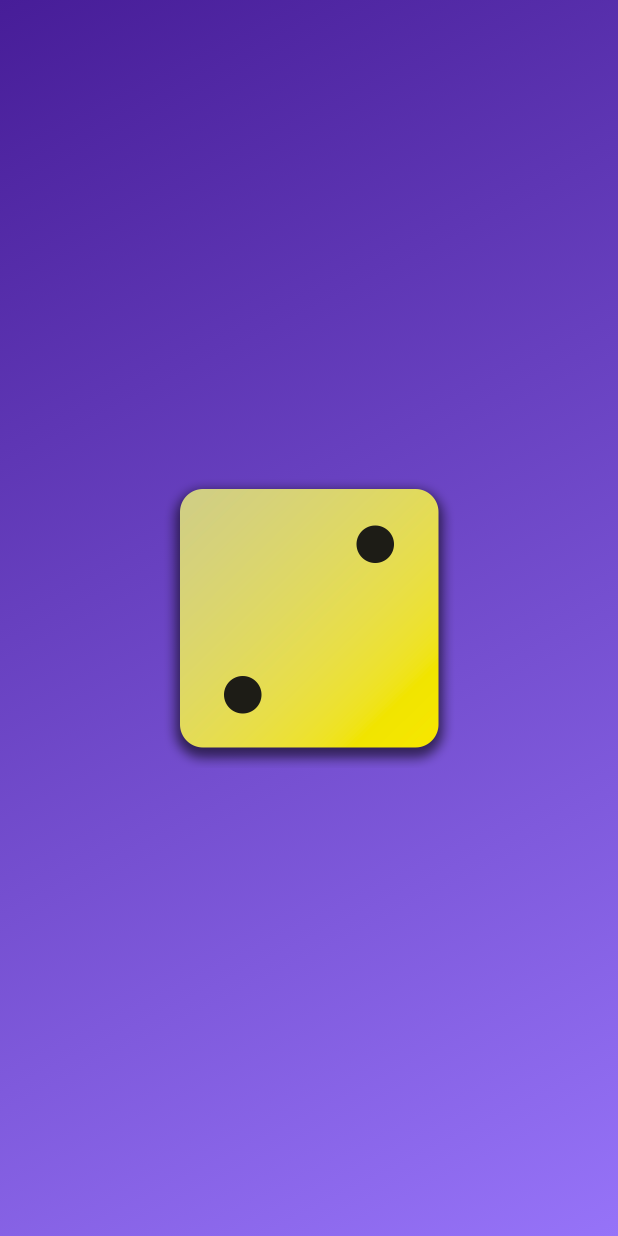
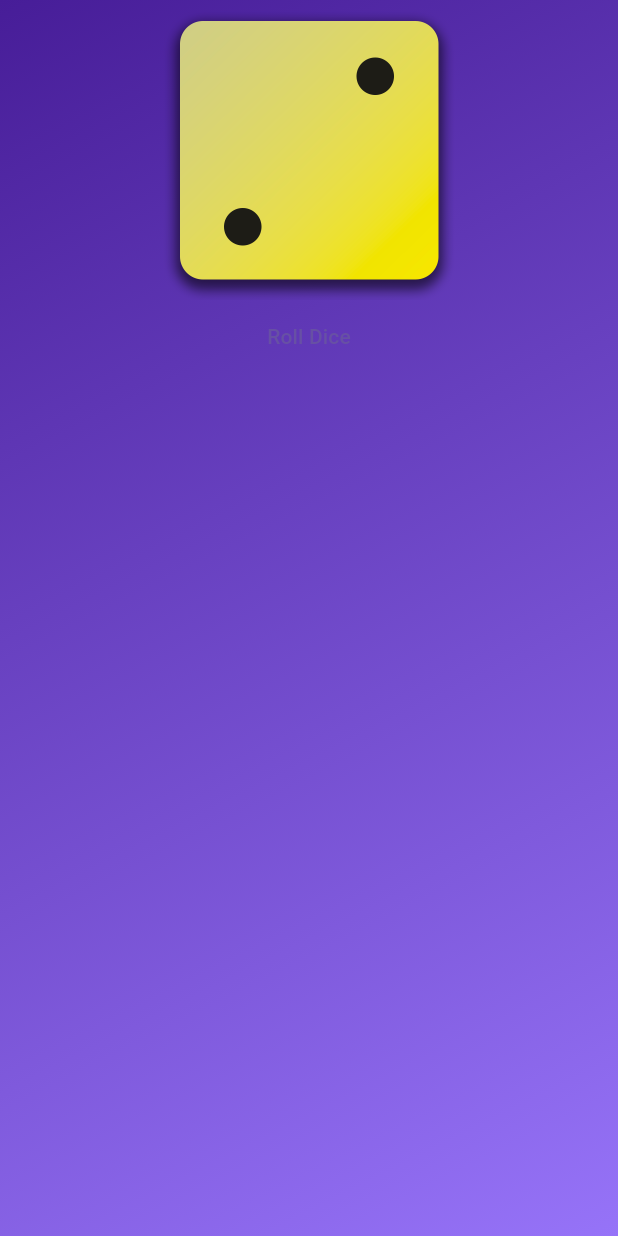
Before and after one commit to clebersonp/flutter_basics, a Flutter app: the screen it shows after launch, on a phone screen of 412 x 824 dp. Run offline on Flutter 3.47's test engine with Material 3 defaults, Android fonts, the phone set to English and light mode, and no system bars.

Commit message:
Created and added a function to TextButton widget, and add a column widget to GradientContainer

```diff
--- a/lib/custom_containers/gradient_container.dart
+++ b/lib/custom_containers/gradient_container.dart
@@ -25,6 +25,8 @@ class GradientContainer extends StatelessWidget {
 
   final List<Color> colors;
 
+  void rollDice() {}
+
   @override
   Widget build(BuildContext context) {
     // Container widget is useful for configuring and styling layouts
@@ -37,9 +39,11 @@ class GradientContainer extends StatelessWidget {
         ),
       ),
       child: Center(
-        child: Image.asset(
-          'assets/images/dice-2.png',
-          width: 200,
+        child: Column(
+          children: [
+            Image.asset('assets/images/dice-2.png', width: 200),
+            TextButton(onPressed: rollDice, child: const Text('Roll Dice')),
+          ],
         ),
       ),
     );
```
